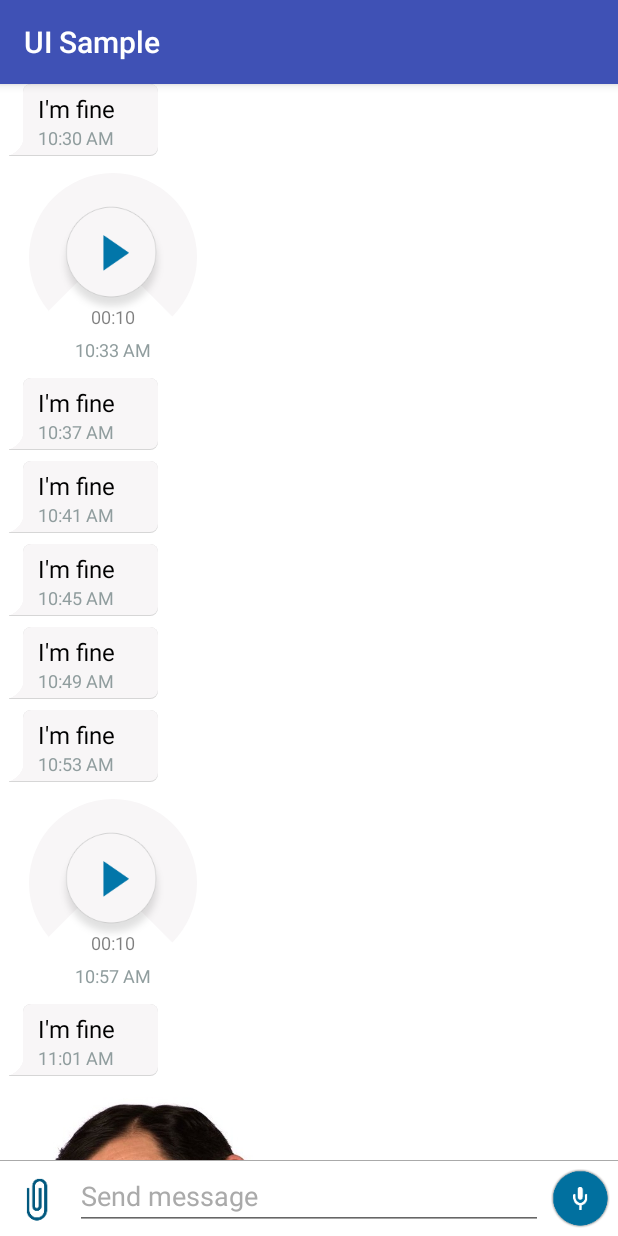
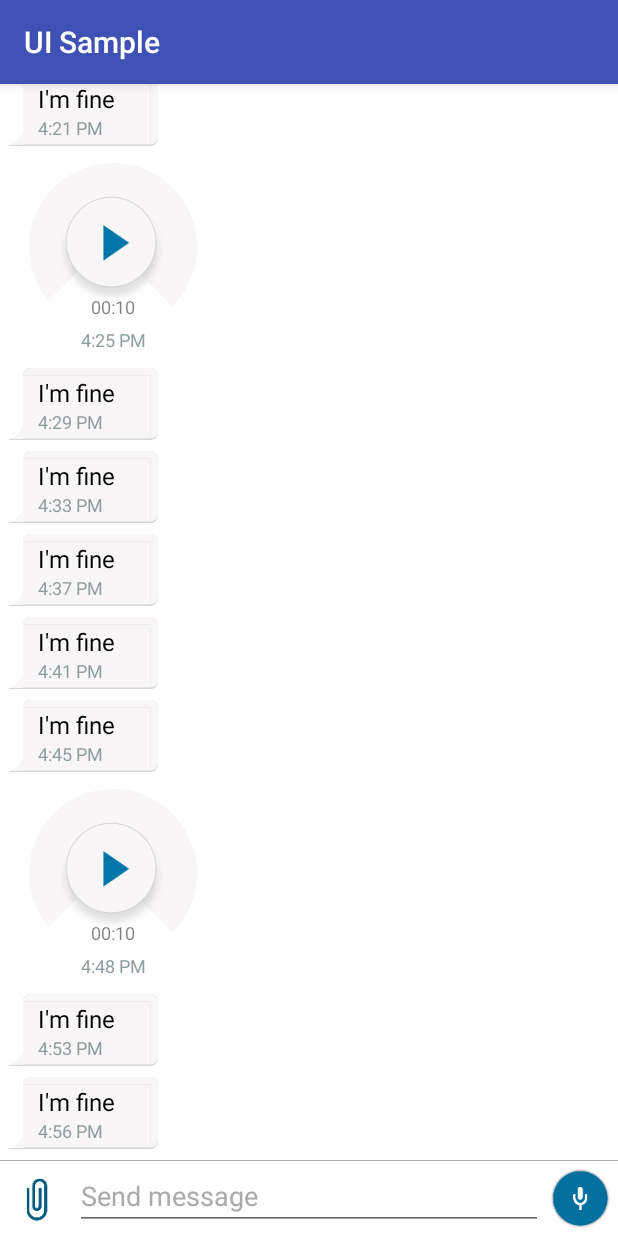
Before and after one commit to Criptext/Monkey-UI-Android, an Android app: the screen it shows after launch (MainActivity), on a phone screen of 412 x 824 dp. Run offline under Robolectric (Android 15) with nearby library versions, the phone set to English and light mode, and no system bars; 1 statement that could not run was skipped.

Commit message:
fix when text bubbles contain large content

```diff
--- a/app/src/main/java/com/criptext/uisample/MainActivity.java
+++ b/app/src/main/java/com/criptext/uisample/MainActivity.java
@@ -61,8 +61,13 @@ public class MainActivity extends AppCompatActivity implements ChatActivity {
     protected void onCreate(Bundle savedInstanceState) {
         super.onCreate(savedInstanceState);
         setContentView(R.layout.activity_main);
+
         createAudioFile();
         createImageFile();
+
+        inputView = (InputView)findViewById(R.id.inputView);
+        recycler = (RecyclerView) findViewById(R.id.recycler);
+
         monkeyMessages = generateRandomMessages();
         adapter = new MonkeyAdapter(this, monkeyMessages);
 
@@ -118,7 +123,6 @@ public class MainActivity extends AppCompatActivity implements ChatActivity {
             }
         });
 
-        recycler = (RecyclerView) findViewById(R.id.recycler);
         recycler.setItemAnimator(new RecyclerView.ItemAnimator() {
             @Override
             public boolean animateDisappearance(@NonNull RecyclerView.ViewHolder viewHolder, @NonNull ItemHolderInfo preLayoutInfo, @android.support.annotation.Nullable ItemHolderInfo postLayoutInfo) {
@@ -158,10 +162,11 @@ public class MainActivity extends AppCompatActivity implements ChatActivity {
             }
         });
 
-        recycler.setLayoutManager(new LinearLayoutManager(this, LinearLayoutManager.VERTICAL, false));
+        LinearLayoutManager linearLayoutManager = new LinearLayoutManager(this, LinearLayoutManager.VERTICAL, false);
+        linearLayoutManager.setStackFromEnd(true);
+        recycler.setLayoutManager(linearLayoutManager);
         recycler.setAdapter(adapter);
 
-        inputView = (InputView)findViewById(R.id.inputView);
         inputView.setOnRecordListener(new RecordingListeners(){
             @Override
             public void onStartRecording() {
--- a/app/src/main/res/layout/activity_main.xml
+++ b/app/src/main/res/layout/activity_main.xml
@@ -4,6 +4,7 @@
     xmlns:tools="http://schemas.android.com/tools"
     android:layout_width="match_parent"
     android:layout_height="match_parent"
+    xmlns:app="http://schemas.android.com/apk/res-auto"
     tools:context="com.criptext.uisample.MainActivity"
     android:orientation="vertical">
 
@@ -24,4 +25,8 @@
         android:layout_height="wrap_content"
         android:background="@android:color/white"/>
 
+    <!--app:attachmentButton="@drawable/ic_alert"-->
+    <!--app:sendButton="@drawable/ic_launcher"-->
+    <!--app:micButton="@drawable/mk_contact_checked"-->
+
 </LinearLayout>
--- a/monkeykitui/src/main/kotlin/com/criptext/monkeykitui/input/InputView.java
+++ b/monkeykitui/src/main/kotlin/com/criptext/monkeykitui/input/InputView.java
@@ -335,16 +335,12 @@ public class InputView extends LinearLayout {
 
     private void startRecording(){
         layoutRecording.setVisibility(View.VISIBLE);
-        editText.setVisibility(View.GONE);
-        button_attachments.setVisibility(View.GONE);
         mClockRunning=true;
         myThreadTimerRecorder();
     }
 
     private void finishOrCancelRecording(){
         layoutRecording.setVisibility(View.GONE);
-        editText.setVisibility(View.VISIBLE);
-        button_attachments.setVisibility(View.VISIBLE);
         mClockRunning=false;
     }
 
--- /dev/null
+++ b/monkeykitui/src/main/kotlin/com/criptext/monkeykitui/util/BubbleTextIn.java
@@ -0,0 +1,62 @@
+package com.criptext.monkeykitui.util;
+
+import android.content.Context;
+import android.graphics.Canvas;
+import android.graphics.Color;
+import android.graphics.Paint;
+import android.graphics.RectF;
+import android.util.AttributeSet;
+import android.widget.LinearLayout;
+
+import com.criptext.monkeykitui.R;
+
+/**
+ * Created by daniel on 4/5/16.
+ */
+
+public class BubbleTextIn extends LinearLayout {
+
+    //Dither and smooth :)
+    private final Paint mPaint = new Paint(Paint.ANTI_ALIAS_FLAG | Paint.DITHER_FLAG);
+    private final Paint mPaint2 = new Paint(Paint.ANTI_ALIAS_FLAG | Paint.DITHER_FLAG);
+    private final RectF mBound = new RectF();
+    private final RectF mBound2 = new RectF();
+    private final float radius;
+
+    public BubbleTextIn(Context context) {
+        this(context, null);
+    }
+
+    public BubbleTextIn(Context context, AttributeSet attrs, int defStyle) {
+        this(context, attrs);
+    }
+
+    public BubbleTextIn(Context context, AttributeSet attrs) {
+        super(context, attrs);
+        setBackgroundDrawable(null);
+        mPaint.setColor(Color.parseColor("#d6d6d6"));
+        mPaint.setStyle(Paint.Style.FILL);
+        mPaint2.setColor(Color.parseColor("#f8f6f7"));
+        mPaint2.setStyle(Paint.Style.FILL);
+        radius = getResources().getDimension(R.dimen.bubble_corner_radius);
+        setWillNotDraw(false);
+    }
+
+    @Override
+    protected void onLayout(boolean changed, int l, int t, int r, int b) {
+        super.onLayout(changed, l, t, r, b);
+        mBound.set(l, t, r, b);
+        mBound2.set(l, t, r, b-(getResources().getDimension(R.dimen.bubble_button)));
+    }
+
+    @Override
+    protected void onDraw(Canvas canvas) {
+        super.onDraw(canvas);
+
+        canvas.drawRoundRect(mBound, radius, radius, mPaint);
+        canvas.drawRoundRect(mBound2, radius, radius, mPaint2);
+
+        canvas.drawRect(mBound.left, mBound.top + radius, mBound.right - radius, mBound.bottom, mPaint);
+        canvas.drawRect(mBound2.left, mBound2.top + radius, mBound2.right - radius, mBound2.bottom, mPaint2);
+    }
+}
--- a/monkeykitui/src/main/res/layout/input_view.xml
+++ b/monkeykitui/src/main/res/layout/input_view.xml
@@ -1,7 +1,6 @@
 <?xml version="1.0" encoding="utf-8"?>
-<LinearLayout
+<RelativeLayout
     xmlns:android="http://schemas.android.com/apk/res/android"
-    android:orientation="vertical"
     android:layout_width="match_parent"
     android:layout_height="match_parent">
 
@@ -12,55 +11,6 @@
         android:layout_gravity="bottom"
         android:focusableInTouchMode="true"
         android:orientation="horizontal" >
-
-        <LinearLayout
-            android:id="@+id/layoutRecording"
-            android:layout_width="0dp"
-            android:layout_height="match_parent"
-            android:layout_weight="1"
-            android:gravity="center_vertical"
-            android:visibility="gone">
-
-            <ImageView
-                android:layout_width="wrap_content"
-                android:layout_height="wrap_content"
-                android:src="@drawable/btn_mic_red"
-                android:layout_marginLeft="10dp"/>
-
-            <TextView
-                android:id="@+id/textViewTimeRecording"
-                android:layout_width="wrap_content"
-                android:layout_height="wrap_content"
-                android:text="00:00"
-                android:textColor="@android:color/black"
-                android:textSize="16sp"
-                android:layout_marginLeft="10dp"/>
-
-            <LinearLayout
-                android:id="@+id/layoutSwipeCancel"
-                android:layout_width="wrap_content"
-                android:layout_height="match_parent"
-                android:orientation="horizontal"
-                android:gravity="center_vertical"
-                android:background="@android:color/white">
-
-                <ImageView
-                    android:layout_width="20dp"
-                    android:layout_height="20dp"
-                    android:src="@drawable/left_arrow"
-                    android:layout_marginLeft="15dp"/>
-
-                <TextView
-                    android:layout_width="wrap_content"
-                    android:layout_height="wrap_content"
-                    android:text="@string/text_message_write_slidecancel"
-                    android:textSize="16sp"
-                    android:textColor="@android:color/darker_gray"
-                    android:textStyle="italic"/>
-
-            </LinearLayout>
-
-        </LinearLayout>
 
         <ImageView
             android:id="@+id/button_attchments"
@@ -110,4 +60,54 @@
 
     </LinearLayout>
 
-</LinearLayout>
+    <LinearLayout
+        android:id="@+id/layoutRecording"
+        android:layout_width="match_parent"
+        android:layout_height="50dp"
+        android:gravity="center_vertical"
+        android:visibility="gone"
+        android:layout_marginRight="50dp"
+        android:background="@android:color/white">
+
+        <ImageView
+            android:layout_width="wrap_content"
+            android:layout_height="wrap_content"
+            android:src="@drawable/btn_mic_red"
+            android:layout_marginLeft="10dp"/>
+
+        <TextView
+            android:id="@+id/textViewTimeRecording"
+            android:layout_width="wrap_content"
+            android:layout_height="wrap_content"
+            android:text="00:00"
+            android:textColor="@android:color/black"
+            android:textSize="16sp"
+            android:layout_marginLeft="10dp"/>
+
+        <LinearLayout
+            android:id="@+id/layoutSwipeCancel"
+            android:layout_width="match_parent"
+            android:layout_height="match_parent"
+            android:orientation="horizontal"
+            android:gravity="center_vertical"
+            android:background="@android:color/white">
+
+            <ImageView
+                android:layout_width="20dp"
+                android:layout_height="20dp"
+                android:src="@drawable/left_arrow"
+                android:layout_marginLeft="15dp"/>
+
+            <TextView
+                android:layout_width="wrap_content"
+                android:layout_height="wrap_content"
+                android:text="@string/text_message_write_slidecancel"
+                android:textSize="16sp"
+                android:textColor="@android:color/darker_gray"
+                android:textStyle="italic"/>
+
+        </LinearLayout>
+
+    </LinearLayout>
+
+</RelativeLayout>
--- a/monkeykitui/src/main/res/layout/text_message_view_in.xml
+++ b/monkeykitui/src/main/res/layout/text_message_view_in.xml
@@ -34,7 +34,7 @@
             android:layout_width="wrap_content"
             android:layout_height="wrap_content">
 
-            <LinearLayout
+            <com.criptext.monkeykitui.util.BubbleTextIn
                 android:id="@+id/content_message"
                 android:layout_width="wrap_content"
                 android:layout_height="wrap_content"
@@ -76,7 +76,7 @@
                     android:textColor="@color/mk_grey_letters"
                     android:layout_marginBottom="4dp"
                     android:textSize="12sp" />
-            </LinearLayout>
+            </com.criptext.monkeykitui.util.BubbleTextIn>
 
             <ImageView
                 android:id="@+id/imageViewChecked"
--- a/monkeykitui/src/main/res/values/dimens.xml
+++ b/monkeykitui/src/main/res/values/dimens.xml
@@ -1,4 +1,6 @@
 <?xml version="1.0" encoding="utf-8"?>
 <resources>
     <dimen name="max_Height">50dp</dimen>
+    <dimen name="bubble_corner_radius">5dp</dimen>
+    <dimen name="bubble_button">1dp</dimen>
 </resources>
```
Also changed, not shown: monkeykitui/src/main/kotlin/com/criptext/monkeykitui/util/BubbleTextOut.java (added, +63 -0 lines), monkeykitui/src/main/res/layout/item_message_text_out_child1.xml (+7 -7 lines), monkeykitui/src/main/res/layout/text_message_view_out.xml (+10 -4 lines).
